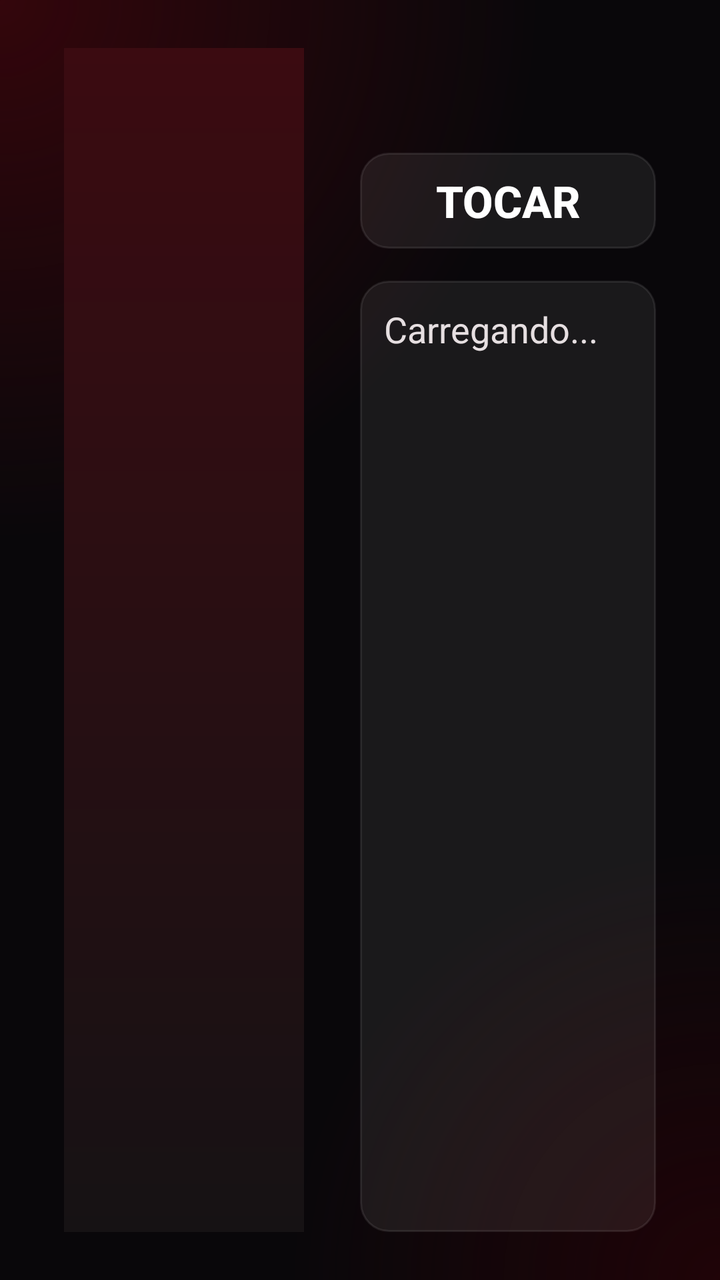
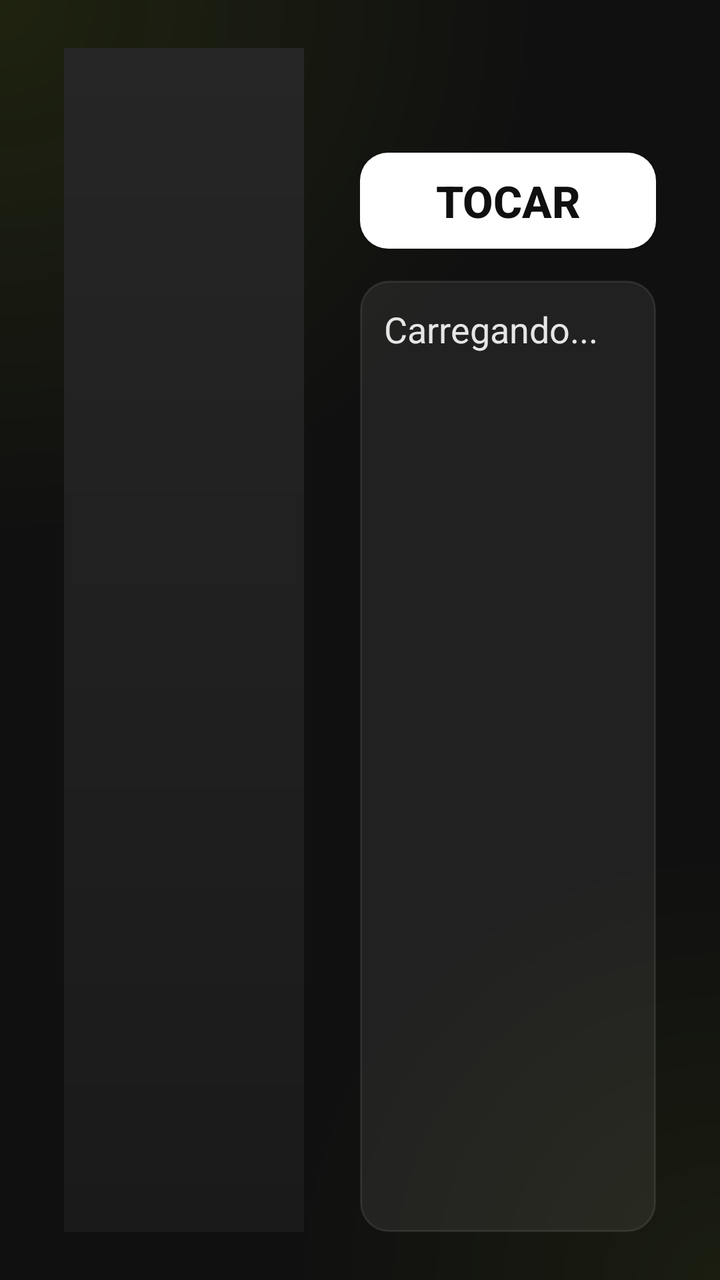

Compare the two renders of this Android layout. The source of the first and the diff that turns it into the second are given below.
<!-- AndroidManifest.xml: application theme AppTheme -->
<!-- res/layout/activity_movie.xml -->
<?xml version="1.0" encoding="utf-8"?>
<LinearLayout xmlns:android="http://schemas.android.com/apk/res/android"
    android:layout_width="match_parent"
    android:layout_height="match_parent"
    android:background="@drawable/bg_gradient"
    android:orientation="horizontal"
    android:paddingStart="32dp"
    android:paddingTop="24dp"
    android:paddingEnd="32dp"
    android:paddingBottom="24dp">

    <ImageView
        android:id="@+id/iv_cover"
        android:layout_width="wrap_content"
        android:layout_height="match_parent"
        android:adjustViewBounds="true"
        android:background="@drawable/bg_poster"
        android:contentDescription="Capa"
        android:maxWidth="340dp"
        android:minWidth="120dp"
        android:scaleType="fitCenter" />

    <LinearLayout
        android:layout_width="0dp"
        android:layout_height="match_parent"
        android:layout_marginStart="28dp"
        android:layout_weight="1"
        android:orientation="vertical">

        <TextView
            android:id="@+id/tv_title"
            android:layout_width="match_parent"
            android:layout_height="wrap_content"
            android:ellipsize="end"
            android:maxLines="2"
            android:textColor="#FF2A3D"
            android:textSize="30sp"
            android:textStyle="bold" />

        <TextView
            android:id="@+id/tv_meta"
            android:layout_width="match_parent"
            android:layout_height="wrap_content"
            android:layout_marginTop="8dp"
            android:ellipsize="end"
            android:maxLines="2"
            android:textColor="#A99FA3"
            android:textSize="18sp"
            android:visibility="gone" />

        <Button
            android:id="@+id/btn_continue"
            android:layout_width="wrap_content"
            android:layout_height="wrap_content"
            android:layout_marginTop="16dp"
            android:background="@drawable/bg_button"
            android:focusable="true"
            android:minWidth="200dp"
            android:paddingStart="28dp"
            android:paddingEnd="28dp"
            android:text="Continuar de onde parei"
            android:textColor="#FFFFFF"
            android:textSize="22sp"
            android:textStyle="bold"
            android:visibility="gone" />

        <Button
            android:id="@+id/btn_play"
            android:layout_width="wrap_content"
            android:layout_height="wrap_content"
            android:layout_marginTop="12dp"
            android:background="@drawable/bg_button"
            android:focusable="true"
            android:minWidth="200dp"
            android:paddingStart="28dp"
            android:paddingEnd="28dp"
            android:text="Tocar"
            android:textColor="#FFFFFF"
            android:textSize="22sp"
            android:textStyle="bold" />

        <ScrollView
            android:id="@+id/sv_plot"
            android:layout_width="match_parent"
            android:layout_height="0dp"
            android:layout_marginTop="16dp"
            android:layout_weight="1"
            android:background="@drawable/bg_button"
            android:focusable="true"
            android:padding="12dp"
            android:scrollbars="none">

            <TextView
                android:id="@+id/tv_plot"
                android:layout_width="match_parent"
                android:layout_height="wrap_content"
                android:lineSpacingExtra="4dp"
                android:text="Carregando..."
                android:textColor="#E6DFE1"
                android:textSize="18sp" />
        </ScrollView>
    </LinearLayout>

</LinearLayout>
<!-- resources referenced by this layout -->
<resources>
  <!-- drawable bg_button: vector/xml drawable (drawable, 2109 chars, omitted) -->
  <!-- drawable bg_gradient (drawable) -->
  <?xml version="1.0" encoding="utf-8"?>
  <layer-list xmlns:android="http://schemas.android.com/apk/res/android">
      <item>
          <shape android:shape="rectangle">
              <solid android:color="#09070A" />
          </shape>
      </item>
      <item>
          <shape android:shape="rectangle">
              <gradient android:type="radial" android:centerX="0.0" android:centerY="0.0"
                  android:gradientRadius="75%p" android:startColor="#33050B" android:endColor="#0033050B" />
          </shape>
      </item>
      <item>
          <shape android:shape="rectangle">
              <gradient android:type="radial" android:centerX="1.0" android:centerY="1.0"
                  android:gradientRadius="60%p" android:startColor="#1F0307" android:endColor="#001F0307" />
          </shape>
      </item>
  </layer-list>
  <!-- drawable bg_poster (drawable) -->
  <?xml version="1.0" encoding="utf-8"?>
  <shape xmlns:android="http://schemas.android.com/apk/res/android" android:shape="rectangle">
      <gradient android:type="linear" android:angle="270" android:startColor="#3B0B11" android:endColor="#161214" />
  </shape>
  <style name="AppTheme" parent="android:Theme.Material.NoActionBar">
          <item name="android:windowBackground">#09070A</item>
      </style>
</resources>

<!-- the commit's change to res/layout/activity_movie.xml (unified diff, before → after) -->
@@ -33,7 +33,7 @@
             android:layout_height="wrap_content"
             android:ellipsize="end"
             android:maxLines="2"
-            android:textColor="#FF2A3D"
+            android:textColor="#C8FF00"
             android:textSize="30sp"
             android:textStyle="bold" />
 
@@ -44,7 +44,7 @@
             android:layout_marginTop="8dp"
             android:ellipsize="end"
             android:maxLines="2"
-            android:textColor="#A99FA3"
+            android:textColor="#A6A6A6"
             android:textSize="18sp"
             android:visibility="gone" />
 
@@ -53,13 +53,13 @@
             android:layout_width="wrap_content"
             android:layout_height="wrap_content"
             android:layout_marginTop="16dp"
-            android:background="@drawable/bg_button"
+            android:background="@drawable/bg_button_primary"
             android:focusable="true"
             android:minWidth="200dp"
             android:paddingStart="28dp"
             android:paddingEnd="28dp"
             android:text="Continuar de onde parei"
-            android:textColor="#FFFFFF"
+            android:textColor="#101010"
             android:textSize="22sp"
             android:textStyle="bold"
             android:visibility="gone" />
@@ -69,13 +69,13 @@
             android:layout_width="wrap_content"
             android:layout_height="wrap_content"
             android:layout_marginTop="12dp"
-            android:background="@drawable/bg_button"
+            android:background="@drawable/bg_button_primary"
             android:focusable="true"
             android:minWidth="200dp"
             android:paddingStart="28dp"
             android:paddingEnd="28dp"
             android:text="Tocar"
-            android:textColor="#FFFFFF"
+            android:textColor="#101010"
             android:textSize="22sp"
             android:textStyle="bold" />
 
@@ -96,7 +96,7 @@
                 android:layout_height="wrap_content"
                 android:lineSpacingExtra="4dp"
                 android:text="Carregando..."
-                android:textColor="#E6DFE1"
+                android:textColor="#E6E6E6"
                 android:textSize="18sp" />
         </ScrollView>
     </LinearLayout>
<!-- resource entries referenced after the edit -->
@@ -1,34 +1,122 @@
 <!-- resources referenced by this layout -->
 <resources>
-  <!-- drawable bg_button: vector/xml drawable (drawable, 2109 chars, omitted) -->
+  <!-- drawable bg_button (drawable) -->
+  <?xml version="1.0" encoding="utf-8"?>
+  <selector xmlns:android="http://schemas.android.com/apk/res/android">
+      <item android:state_focused="true">
+          <layer-list>
+              <item>
+                  <shape android:shape="rectangle">
+                      <stroke android:width="6dp" android:color="#59C8FF00" />
+                      <corners android:radius="17dp" />
+                  </shape>
+              </item>
+              <item android:left="3dp" android:top="3dp" android:right="3dp" android:bottom="3dp">
+                  <shape android:shape="rectangle">
+                      <solid android:color="#222222" />
+                      <stroke android:width="3dp" android:color="#C8FF00" />
+                      <corners android:radius="14dp" />
+                  </shape>
+              </item>
+          </layer-list>
+      </item>
+      <item android:state_pressed="true">
+          <layer-list>
+              <item>
+                  <shape android:shape="rectangle">
+                      <stroke android:width="6dp" android:color="#59C8FF00" />
+                      <corners android:radius="17dp" />
+                  </shape>
+              </item>
+              <item android:left="3dp" android:top="3dp" android:right="3dp" android:bottom="3dp">
+                  <shape android:shape="rectangle">
+                      <solid android:color="#2E2E2E" />
+                      <stroke android:width="3dp" android:color="#C8FF00" />
+                      <corners android:radius="14dp" />
+                  </shape>
+              </item>
+          </layer-list>
+      </item>
+      <item>
+          <shape android:shape="rectangle">
+              <solid android:color="#12FFFFFF" />
+              <stroke android:width="1dp" android:color="#17FFFFFF" />
+              <corners android:radius="14dp" />
+          </shape>
+      </item>
+  </selector>
+  <!-- drawable bg_button_primary (drawable) -->
+  <?xml version="1.0" encoding="utf-8"?>
+  <selector xmlns:android="http://schemas.android.com/apk/res/android">
+      <item android:state_focused="true">
+          <layer-list>
+              <item>
+                  <shape android:shape="rectangle">
+                      <stroke android:width="6dp" android:color="#59C8FF00" />
+                      <corners android:radius="17dp" />
+                  </shape>
+              </item>
+              <item android:left="3dp" android:top="3dp" android:right="3dp" android:bottom="3dp">
+                  <shape android:shape="rectangle">
+                      <solid android:color="#FFFFFF" />
+                      <stroke android:width="3dp" android:color="#C8FF00" />
+                      <corners android:radius="14dp" />
+                  </shape>
+              </item>
+          </layer-list>
+      </item>
+      <item android:state_pressed="true">
+          <layer-list>
+              <item>
+                  <shape android:shape="rectangle">
+                      <stroke android:width="6dp" android:color="#59C8FF00" />
+                      <corners android:radius="17dp" />
+                  </shape>
+              </item>
+              <item android:left="3dp" android:top="3dp" android:right="3dp" android:bottom="3dp">
+                  <shape android:shape="rectangle">
+                      <solid android:color="#E6E6E6" />
+                      <stroke android:width="3dp" android:color="#C8FF00" />
+                      <corners android:radius="14dp" />
+                  </shape>
+              </item>
+          </layer-list>
+      </item>
+      <item>
+          <shape android:shape="rectangle">
+              <solid android:color="#FFFFFF" />
+              <corners android:radius="14dp" />
+          </shape>
+      </item>
+  </selector>
   <!-- drawable bg_gradient (drawable) -->
   <?xml version="1.0" encoding="utf-8"?>
   <layer-list xmlns:android="http://schemas.android.com/apk/res/android">
       <item>
           <shape android:shape="rectangle">
-              <solid android:color="#09070A" />
+              <solid android:color="#101010" />
           </shape>
       </item>
       <item>
           <shape android:shape="rectangle">
               <gradient android:type="radial" android:centerX="0.0" android:centerY="0.0"
-                  android:gradientRadius="75%p" android:startColor="#33050B" android:endColor="#0033050B" />
+                  android:gradientRadius="75%p" android:startColor="#14C8FF00" android:endColor="#00C8FF00" />
           </shape>
       </item>
       <item>
           <shape android:shape="rectangle">
               <gradient android:type="radial" android:centerX="1.0" android:centerY="1.0"
-                  android:gradientRadius="60%p" android:startColor="#1F0307" android:endColor="#001F0307" />
+                  android:gradientRadius="60%p" android:startColor="#0DC8FF00" android:endColor="#00C8FF00" />
           </shape>
       </item>
   </layer-list>
   <!-- drawable bg_poster (drawable) -->
   <?xml version="1.0" encoding="utf-8"?>
   <shape xmlns:android="http://schemas.android.com/apk/res/android" android:shape="rectangle">
-      <gradient android:type="linear" android:angle="270" android:startColor="#3B0B11" android:endColor="#161214" />
+      <gradient android:type="linear" android:angle="270" android:startColor="#262626" android:endColor="#1A1A1A" />
   </shape>
   <style name="AppTheme" parent="android:Theme.Material.NoActionBar">
-          <item name="android:windowBackground">#09070A</item>
+          <item name="android:windowBackground">#101010</item>
       </style>
 </resources>
 
